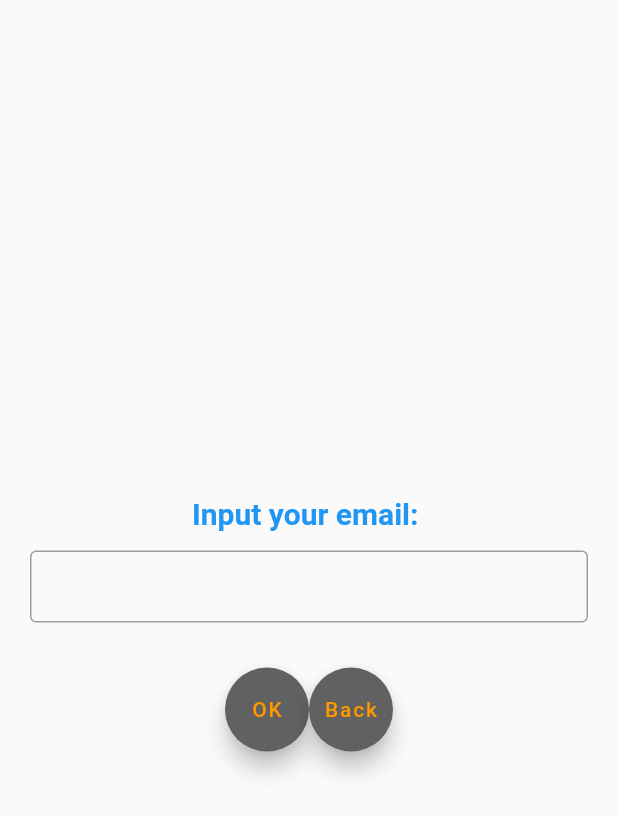
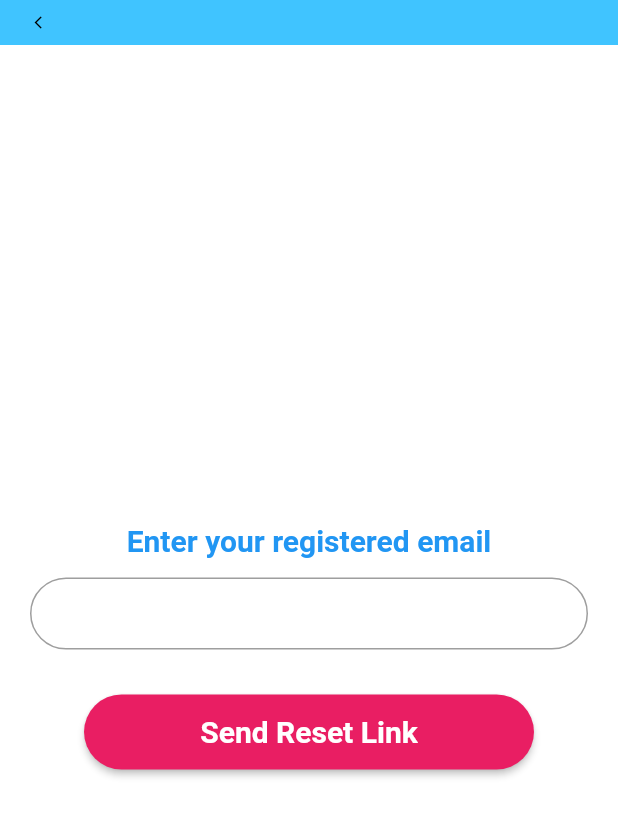
Before and after one commit to F4-Plus-DUT/Mobile-orphanage-management, a Flutter app: the ResetPassword screen opened by its route, on a phone screen of 412 x 824 dp. Shown: the top 816 px of the screen. Run offline on Flutter 3.47's test engine with Material 2 defaults, Android fonts, the phone set to English and light mode, and no system bars; our stand-ins replace flutter_spinkit; project files that could hold a hidden picture were left out.

Commit message:
build reset password page

```diff
--- a/lib/pages/login.dart
+++ b/lib/pages/login.dart
@@ -74,7 +74,6 @@ class _LoginState extends State<Login> {
                 child: TextField(
                   controller: nameController,
                   decoration: InputDecoration(
-                    border: OutlineInputBorder(),
                     labelText: 'User Name',
                     labelStyle: TextStyle(
                         color: myFocusNode.hasFocus
--- a/lib/pages/reset_pwd.dart
+++ b/lib/pages/reset_pwd.dart
@@ -18,6 +18,22 @@ class _ResetPasswordState extends State<ResetPassword> {
   Widget build(BuildContext context) {
     return Center(
       child: Scaffold(
+          backgroundColor: Colors.white,
+          appBar: AppBar(
+            toolbarHeight: 30,
+            elevation: 0,
+            // brightness: Brightness.light,
+            backgroundColor: Colors.lightBlueAccent,
+            leading: IconButton(
+                onPressed: () {
+                  Navigator.pop(context);
+                },
+                icon: Icon(
+                  Icons.arrow_back_ios,
+                  size: 10,
+                  color: Colors.black,
+                )),
+          ),
           body: Padding(
               padding: const EdgeInsets.all(20),
               child: Center(
@@ -30,7 +46,7 @@ class _ResetPasswordState extends State<ResetPassword> {
                   Padding(
                     padding: const EdgeInsets.all(8.0),
                     child: Text(
-                      "Input your email: ",
+                      "Enter your registered email",
                       style: TextStyle(
                           fontSize: 20,
                           fontWeight: FontWeight.bold,
@@ -44,13 +60,11 @@ class _ResetPasswordState extends State<ResetPassword> {
                     decoration: InputDecoration(
                       contentPadding:
                           EdgeInsets.symmetric(vertical: 0, horizontal: 10),
-                      enabledBorder: OutlineInputBorder(
-                        borderSide: BorderSide(
-                          color: Colors.grey,
-                        ),
+
+                      border: OutlineInputBorder(
+                          borderSide: BorderSide(color: Colors.grey),
+                          borderRadius: BorderRadius.circular(50.0),
                       ),
-                      border: OutlineInputBorder(
-                          borderSide: BorderSide(color: Colors.grey)),
                     ),
                   ),
                   SizedBox(
@@ -64,23 +78,21 @@ class _ResetPasswordState extends State<ResetPassword> {
                         .center, //Center Row contents vertically,
 
                     children: [
-                      FloatingActionButton(
+                      ElevatedButton(
+
                         onPressed: () {
                           // Add your onPressed code here!
                         },
-                        backgroundColor: Colors.grey[700],
-                        child: Text("OK"),
-                        foregroundColor: Colors.orange,
-                        hoverColor: Colors.blue,
-                      ),
-                      FloatingActionButton(
-                        onPressed: () {
-                          // Add your onPressed code here!
-                        },
-                        backgroundColor: Colors.grey[700],
-                        child: Text("Back"),
-                        foregroundColor: Colors.orange,
-                        hoverColor: Colors.blue,
+                        child: Text("Send Reset Link", style: TextStyle(
+                          color: Colors.white,
+                          fontWeight: FontWeight.bold,
+                          fontSize: 20,
+                        ),),
+                        style: ElevatedButton.styleFrom(
+                            backgroundColor: Colors.pink,
+                            fixedSize: const Size(300, 50),
+                            shape: RoundedRectangleBorder(
+                                borderRadius: BorderRadius.circular(50))),
                       ),
                     ],
                   ))
--- a/lib/pages/signup.dart
+++ b/lib/pages/signup.dart
@@ -51,7 +51,7 @@ class _SignUpState extends State<SignUp> {
   Widget build(BuildContext context) {
     return Container(
       child: Scaffold(
-        resizeToAvoidBottomInset: false,
+        // resizeToAvoidBottomInset: false,
         // resizeToAvoidBottomPadding: false,
         backgroundColor: Colors.white,
         appBar: AppBar(
```
